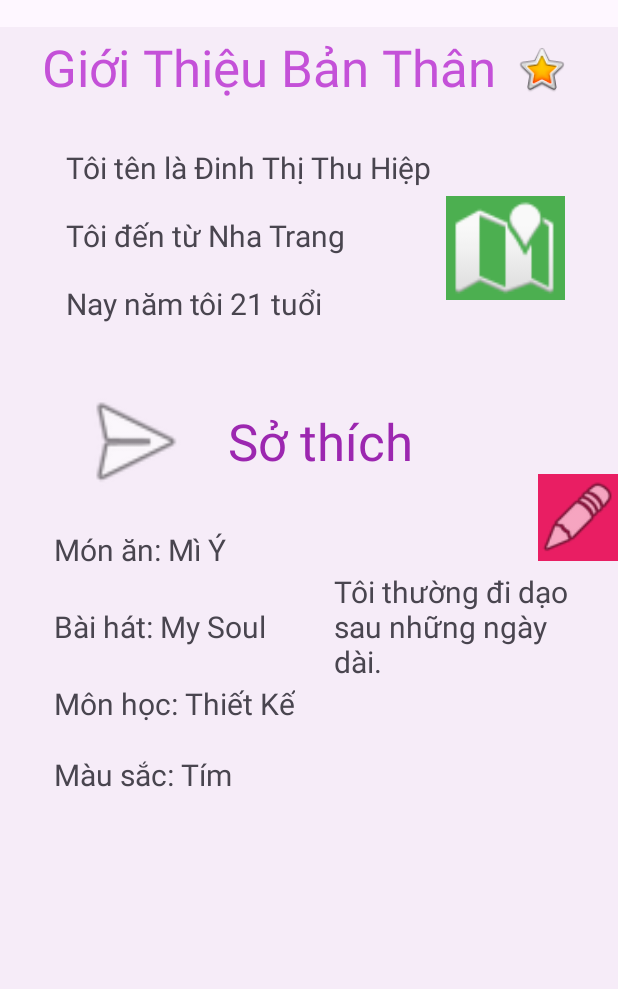
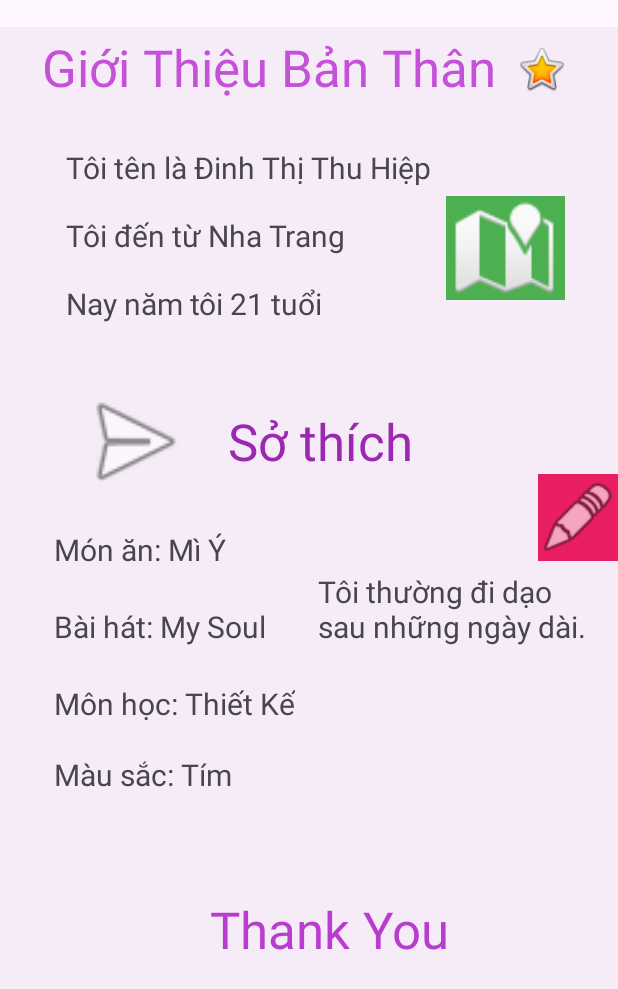
Before and after one commit to ThuHiep/63130428-AndroidProgramming, an Android app: the screen it shows after launch (MainActivity), on a phone screen of 412 x 824 dp. Shown: the top 989 px of the screen. Run offline under Robolectric (Android 15) with nearby library versions, the phone set to English and light mode, and no system bars.

Commit message:
Hoàn thành câu 3 và up file word

```diff
--- a/Cau3_Gioithieubanthan/app/src/main/res/layout/activity_main.xml
+++ b/Cau3_Gioithieubanthan/app/src/main/res/layout/activity_main.xml
@@ -118,8 +118,8 @@
 
     <TextView
         android:id="@+id/textView12"
-        android:layout_width="173dp"
-        android:layout_height="105dp"
+        android:layout_width="184dp"
+        android:layout_height="84dp"
         android:layout_marginTop="64dp"
         android:layout_marginEnd="16dp"
         android:text="Tôi thường đi dạo sau những ngày dài."
@@ -177,4 +177,18 @@
         app:layout_constraintVertical_bias="0.943"
         app:srcCompat="@android:drawable/ic_menu_edit" />
 
+    <TextView
+        android:id="@+id/textView"
+        android:layout_width="wrap_content"
+        android:layout_height="wrap_content"
+        android:layout_marginStart="140dp"
+        android:layout_marginTop="132dp"
+        android:text="Thank You"
+        android:textColor="#B83CCD"
+        android:textSize="34sp"
+        app:layout_constraintBottom_toBottomOf="parent"
+        app:layout_constraintStart_toStartOf="parent"
+        app:layout_constraintTop_toBottomOf="@+id/textView12"
+        app:layout_constraintVertical_bias="0.0" />
+
 </androidx.constraintlayout.widget.ConstraintLayout>
```
